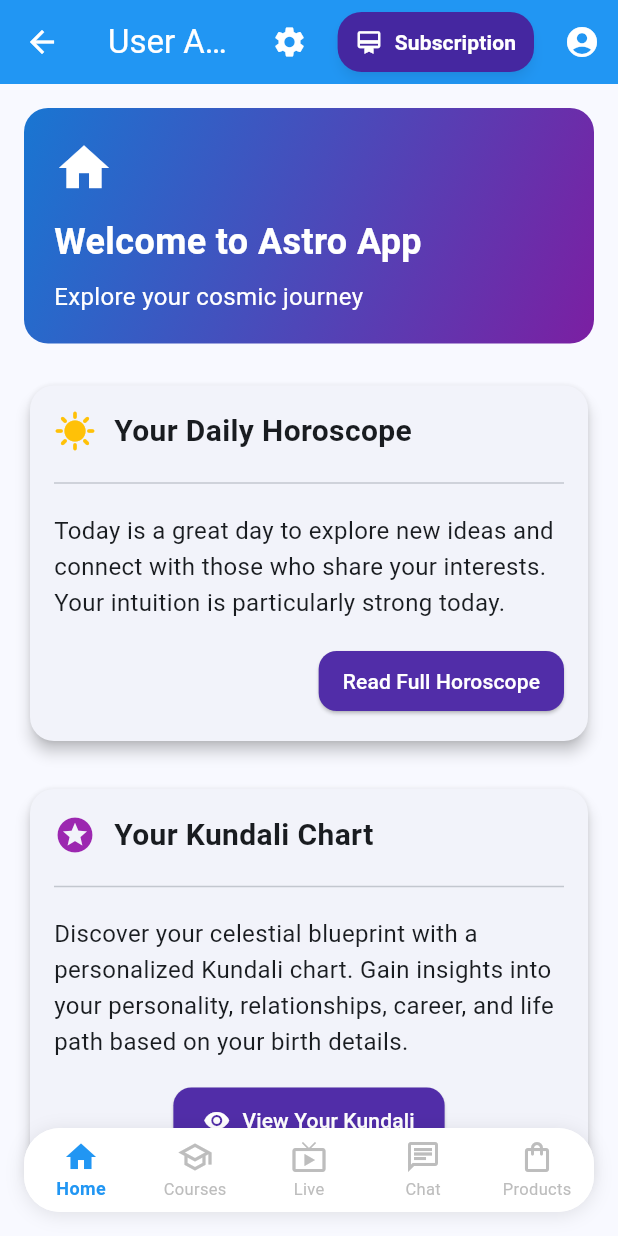
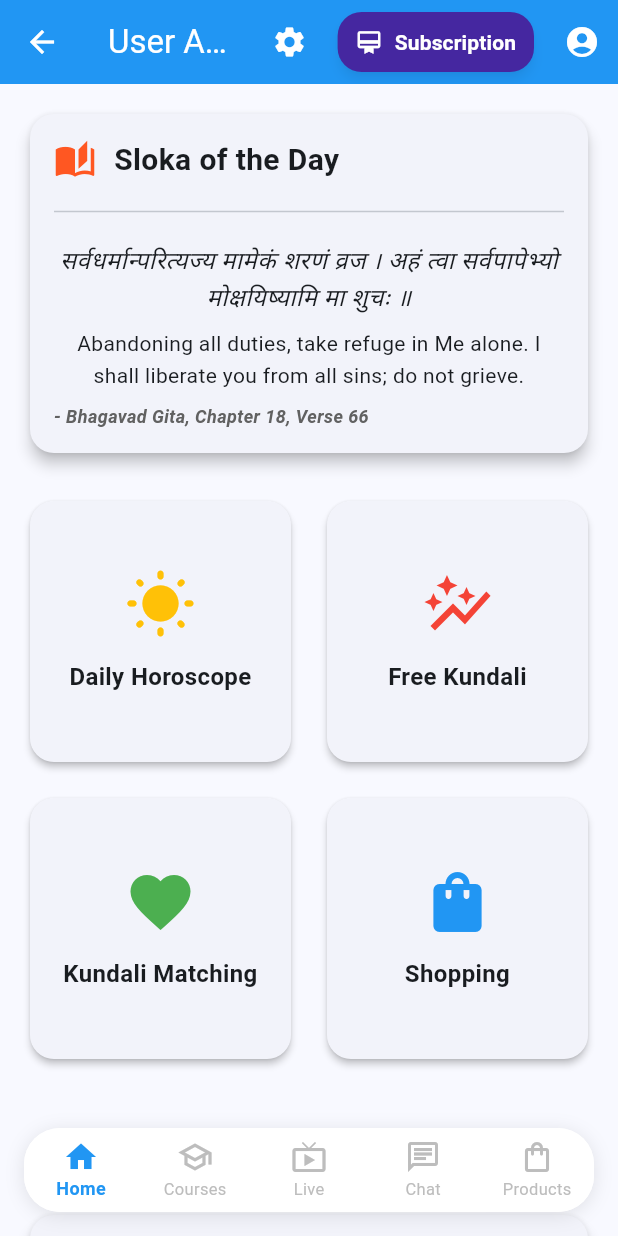
Before and after one commit to yaseenkhan7860/Mehnat_Majduri, a Flutter app: the UserHomeScreen screen opened by its route, on a phone screen of 412 x 824 dp. Run offline on Flutter 3.47's test engine with Material 3 defaults, Android fonts, the light colour scheme and no system bars; our stand-ins replace cloud_firestore, cloud_functions, firebase_auth, firebase_core, flutter_secure_storage, flutter_svg and 2 more; accounts and stored records are empty.

Commit message:
Redesigned home screen with sloka section and 4 feature cards matching the design in the image

```diff
--- a/lib/user_app/screens/user_home_screen.dart
+++ b/lib/user_app/screens/user_home_screen.dart
@@ -156,53 +156,112 @@ class UserHomeContent extends StatelessWidget {
       child: Column(
         crossAxisAlignment: CrossAxisAlignment.start,
         children: [
-          // Welcome section
-          Container(
-            width: double.infinity,
-            decoration: BoxDecoration(
-              gradient: LinearGradient(
-                begin: Alignment.topLeft,
-                end: Alignment.bottomRight,
-                colors: [
-                  Colors.blue.shade700,
-                  Colors.purple.shade700,
-                ],
-              ),
+          // Sloka of the day section
+          Card(
+            elevation: 4,
+            shape: RoundedRectangleBorder(
               borderRadius: BorderRadius.circular(16),
             ),
-            padding: const EdgeInsets.all(20),
+            child: Padding(
+              padding: const EdgeInsets.all(16.0),
               child: Column(
                 crossAxisAlignment: CrossAxisAlignment.start,
-              children: const [
-                Icon(
-                  Icons.home,
-                  size: 40,
-                  color: Colors.white,
-                ),
-                SizedBox(height: 12),
+                children: [
+                  Row(
+                    children: [
+                      Icon(Icons.auto_stories, color: Colors.deepOrange, size: 28),
+                      SizedBox(width: 12),
                       Text(
-                  'Welcome to Astro App',
+                        'Sloka of the Day',
                         style: TextStyle(
-                    fontSize: 24,
+                          fontSize: 20,
                           fontWeight: FontWeight.bold,
-                    color: Colors.white,
-                  ),
-                ),
-                SizedBox(height: 8),
-                Text(
-                  'Explore your cosmic journey',
-                  style: TextStyle(
-                    fontSize: 16,
-                    color: Colors.white,
                         ),
                       ),
                     ],
+                  ),
+                  const SizedBox(height: 12),
+                  Divider(thickness: 1),
+                  const SizedBox(height: 12),
+                  Text(
+                    'सर्वधर्मान्परित्यज्य मामेकं शरणं व्रज । अहं त्वा सर्वपापेभ्यो मोक्षयिष्यामि मा शुचः ॥',
+                    style: TextStyle(
+                      fontSize: 16,
+                      height: 1.5,
+                      fontStyle: FontStyle.italic,
+                    ),
+                    textAlign: TextAlign.center,
+                  ),
+                  const SizedBox(height: 8),
+                  Text(
+                    'Abandoning all duties, take refuge in Me alone. I shall liberate you from all sins; do not grieve.',
+                    style: TextStyle(fontSize: 14, height: 1.5),
+                    textAlign: TextAlign.center,
+                  ),
+                  const SizedBox(height: 8),
+                  Text(
+                    '- Bhagavad Gita, Chapter 18, Verse 66',
+                    style: TextStyle(
+                      fontSize: 12,
+                      fontWeight: FontWeight.bold,
+                      fontStyle: FontStyle.italic,
+                      color: Colors.grey.shade700,
+                    ),
+                    textAlign: TextAlign.center,
+                  ),
+                ],
+              ),
             ),
           ),
 
           const SizedBox(height: 24),
 
-          // Daily horoscope card
+          // Grid of features (2x2)
+          GridView.count(
+            physics: const NeverScrollableScrollPhysics(),
+            shrinkWrap: true,
+            crossAxisCount: 2,
+            crossAxisSpacing: 16,
+            mainAxisSpacing: 16,
+            children: [
+              _buildFeatureCard(
+                'Daily Horoscope',
+                Icons.wb_sunny_rounded,
+                Colors.amber,
+                () {
+                  // Navigate to horoscope screen
+                },
+              ),
+              _buildFeatureCard(
+                'Free Kundali',
+                Icons.auto_graph,
+                Colors.red,
+                () {
+                  // Navigate to kundali screen
+                },
+              ),
+              _buildFeatureCard(
+                'Kundali Matching',
+                Icons.favorite,
+                Colors.green,
+                () {
+                  // Navigate to matching screen
+                },
+              ),
+              _buildFeatureCard(
+                'Shopping',
+                Icons.shopping_bag,
+                Colors.blue,
+                () {
+                  // Navigate to shopping screen
+                },
+              ),
+            ],
+          ),
+
+          const SizedBox(height: 24),
+
+          // Daily horoscope details card
           Card(
             elevation: 4,
             shape: RoundedRectangleBorder(
@@ -313,6 +372,41 @@ class UserHomeContent extends StatelessWidget {
             ),
           ),
         ],
+      ),
+    );
+  }
+
+  Widget _buildFeatureCard(String title, IconData iconData, Color color, VoidCallback onTap) {
+    return Card(
+      elevation: 2,
+      shape: RoundedRectangleBorder(
+        borderRadius: BorderRadius.circular(16),
+      ),
+      child: InkWell(
+        onTap: onTap,
+        borderRadius: BorderRadius.circular(16),
+        child: Padding(
+          padding: const EdgeInsets.all(16.0),
+          child: Column(
+            mainAxisAlignment: MainAxisAlignment.center,
+            children: [
+              Icon(
+                iconData,
+                size: 48,
+                color: color,
+              ),
+              const SizedBox(height: 12),
+              Text(
+                title,
+                style: const TextStyle(
+                  fontSize: 16,
+                  fontWeight: FontWeight.bold,
+                ),
+                textAlign: TextAlign.center,
+              ),
+            ],
+          ),
+        ),
       ),
     );
   }
```
Lines whose indentation alone changed are shown as unchanged.
